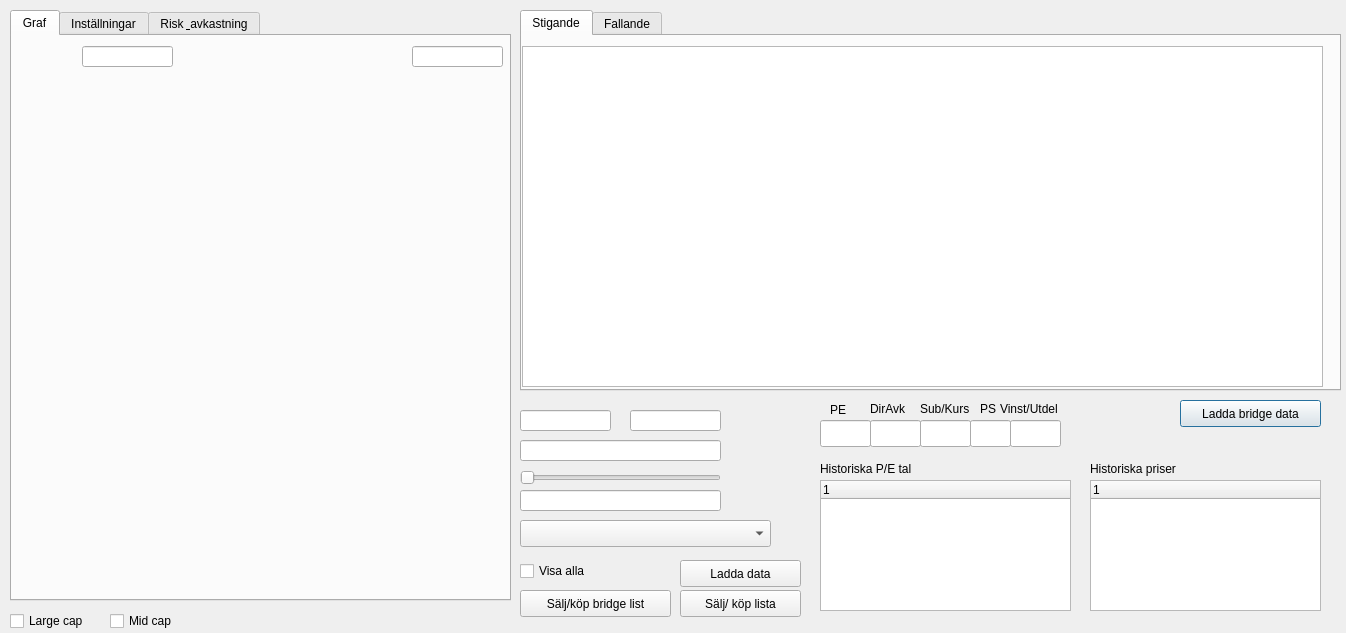
This is leastsquarestadlg.ui in ralex1975/jackStock as Qt 5 draws it before an edit. The edited form follows.
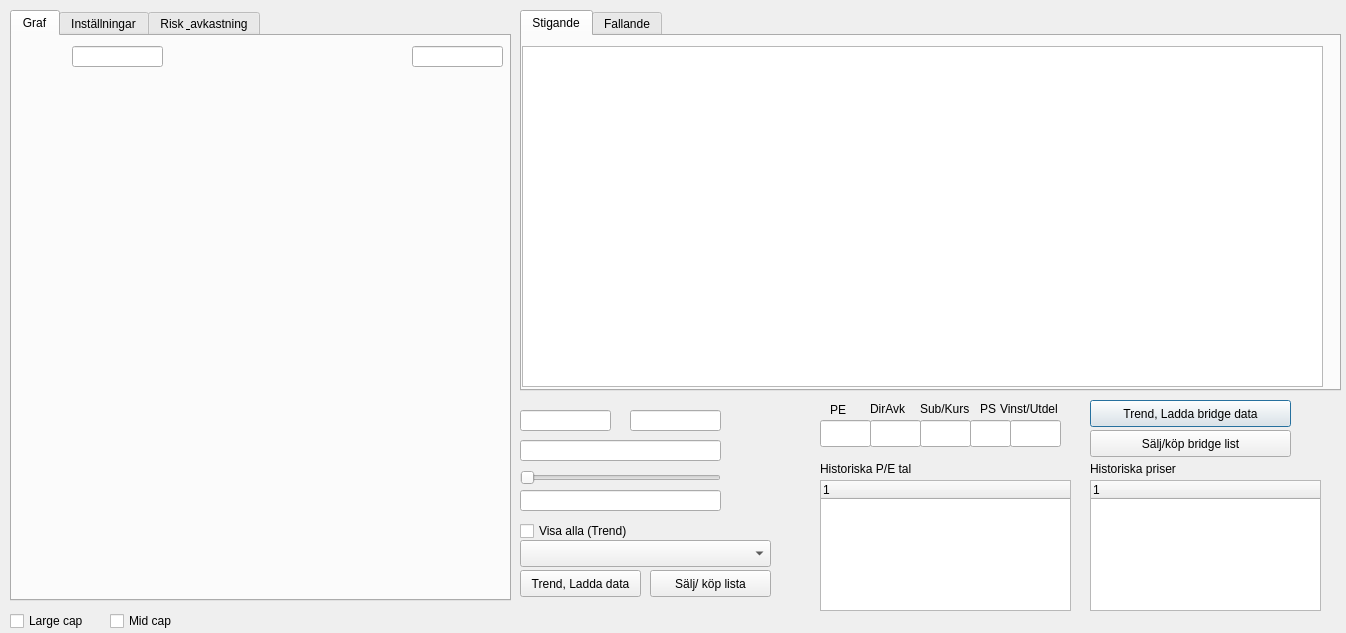
This is the edited form. The open tabs and pages were chosen to show the change. Custom widgets are drawn as their Qt base class.

```diff
--- a/leastsquarestadlg.ui
+++ b/leastsquarestadlg.ui
@@ -52,7 +52,7 @@
     <widget class="QLineEdit" name="lineEditStartDateLSqrt">
      <property name="geometry">
       <rect>
-       <x>70</x>
+       <x>60</x>
        <y>10</y>
        <width>91</width>
        <height>21</height>
@@ -472,9 +472,9 @@
   <widget class="QPushButton" name="GetDbDataButton">
    <property name="geometry">
     <rect>
-     <x>1180</x>
+     <x>1090</x>
      <y>400</y>
-     <width>141</width>
+     <width>201</width>
      <height>27</height>
     </rect>
    </property>
@@ -484,7 +484,7 @@
     </font>
    </property>
    <property name="text">
-    <string>Ladda bridge data</string>
+    <string>Trend, Ladda bridge data</string>
    </property>
   </widget>
   <widget class="QLabel" name="label_5">
@@ -749,8 +749,8 @@
   <widget class="QPushButton" name="pushButton">
    <property name="geometry">
     <rect>
-     <x>680</x>
-     <y>560</y>
+     <x>520</x>
+     <y>570</y>
      <width>121</width>
      <height>27</height>
     </rect>
@@ -761,32 +761,32 @@
     </font>
    </property>
    <property name="text">
-    <string>Ladda data</string>
+    <string>Trend, Ladda data</string>
    </property>
   </widget>
   <widget class="QCheckBox" name="showAllCheckBox">
    <property name="geometry">
     <rect>
      <x>520</x>
-     <y>560</y>
-     <width>97</width>
-     <height>22</height>
-    </rect>
-   </property>
-   <property name="font">
-    <font>
-     <pointsize>9</pointsize>
-    </font>
-   </property>
-   <property name="text">
-    <string>Visa alla</string>
-   </property>
-  </widget>
-  <widget class="QComboBox" name="stockListComboBoxSqrt">
-   <property name="geometry">
-    <rect>
-     <x>520</x>
      <y>520</y>
+     <width>121</width>
+     <height>22</height>
+    </rect>
+   </property>
+   <property name="font">
+    <font>
+     <pointsize>9</pointsize>
+    </font>
+   </property>
+   <property name="text">
+    <string>Visa alla (Trend)</string>
+   </property>
+  </widget>
+  <widget class="QComboBox" name="stockListComboBoxSqrt">
+   <property name="geometry">
+    <rect>
+     <x>520</x>
+     <y>540</y>
      <width>251</width>
      <height>27</height>
     </rect>
@@ -795,8 +795,8 @@
   <widget class="QPushButton" name="SellSigPushButton">
    <property name="geometry">
     <rect>
-     <x>680</x>
-     <y>590</y>
+     <x>650</x>
+     <y>570</y>
      <width>121</width>
      <height>27</height>
     </rect>
@@ -813,9 +813,9 @@
   <widget class="QPushButton" name="SellBuyBridgeListpushButton_2">
    <property name="geometry">
     <rect>
-     <x>520</x>
-     <y>590</y>
-     <width>151</width>
+     <x>1090</x>
+     <y>430</y>
+     <width>201</width>
      <height>27</height>
     </rect>
    </property>
```
Left out of the diff: 2 changed lines with no effect on the pictures.
